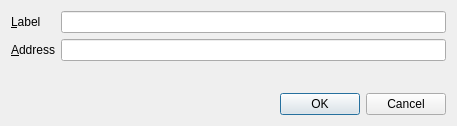
This is src/qt/forms/editaddressdialog.ui in scificryptocoin/Federation-Credits as Qt 5 draws it before an edit. The edited form follows.
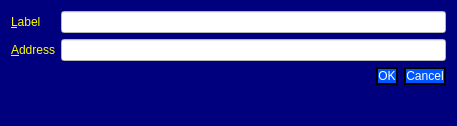
This is the edited form.

What changed in the file:
```diff
--- a/src/qt/forms/editaddressdialog.ui
+++ b/src/qt/forms/editaddressdialog.ui
@@ -13,6 +13,9 @@
   <property name="windowTitle">
    <string>Edit Address</string>
   </property>
+  <property name="styleSheet">
+   <string notr="true">background-color: rgb(0, 0, 127);</string>
+  </property>
   <layout class="QVBoxLayout" name="verticalLayout">
    <item>
     <layout class="QFormLayout" name="formLayout">
@@ -21,6 +24,9 @@
      </property>
      <item row="0" column="0">
       <widget class="QLabel" name="label">
+       <property name="styleSheet">
+        <string notr="true">color: rgb(255, 255, 0);</string>
+       </property>
        <property name="text">
         <string>&amp;Label</string>
        </property>
@@ -34,10 +40,17 @@
        <property name="toolTip">
         <string>The label associated with this address book entry</string>
        </property>
+       <property name="styleSheet">
+        <string notr="true">background-color: rgb(255, 255, 255);
+color: rgb(170, 0, 0);</string>
+       </property>
       </widget>
      </item>
      <item row="1" column="0">
       <widget class="QLabel" name="label_2">
+       <property name="styleSheet">
+        <string notr="true">color: rgb(255, 255, 0);</string>
+       </property>
        <property name="text">
         <string>&amp;Address</string>
        </property>
@@ -51,12 +64,21 @@
        <property name="toolTip">
         <string>The address associated with this address book entry. This can only be modified for sending addresses.</string>
        </property>
+       <property name="styleSheet">
+        <string notr="true">background-color: rgb(255, 255, 255);
+color: rgb(0, 0, 0);</string>
+       </property>
       </widget>
      </item>
-    </layout>
-   </item>
-   <item>
+     <item row="2" column="1">
     <widget class="QDialogButtonBox" name="buttonBox">
+       <property name="styleSheet">
+        <string notr="true">color: rgb(255, 255, 255);
+background-color: rgb(0, 85, 255);
+border-style:solid;
+border-width:2px;
+border-color:black;</string>
+       </property>
      <property name="orientation">
       <enum>Qt::Horizontal</enum>
      </property>
@@ -64,6 +86,8 @@
       <set>QDialogButtonBox::Cancel|QDialogButtonBox::Ok</set>
      </property>
     </widget>
+     </item>
+    </layout>
    </item>
   </layout>
  </widget>
```
Lines whose indentation alone changed are shown as unchanged.
